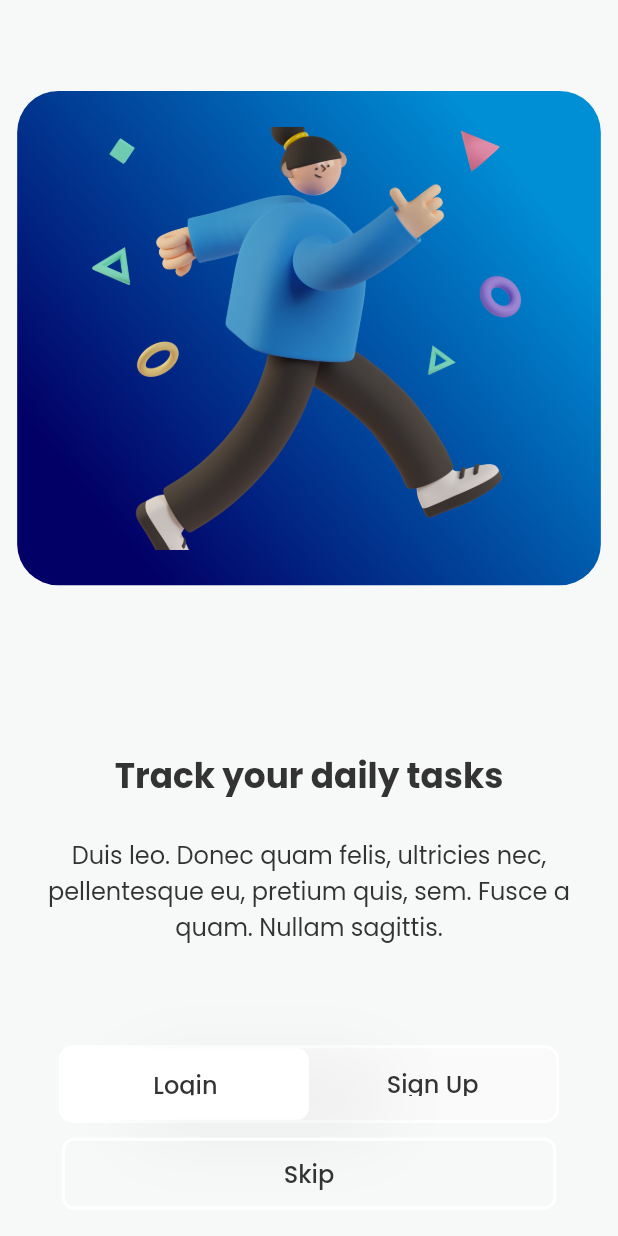
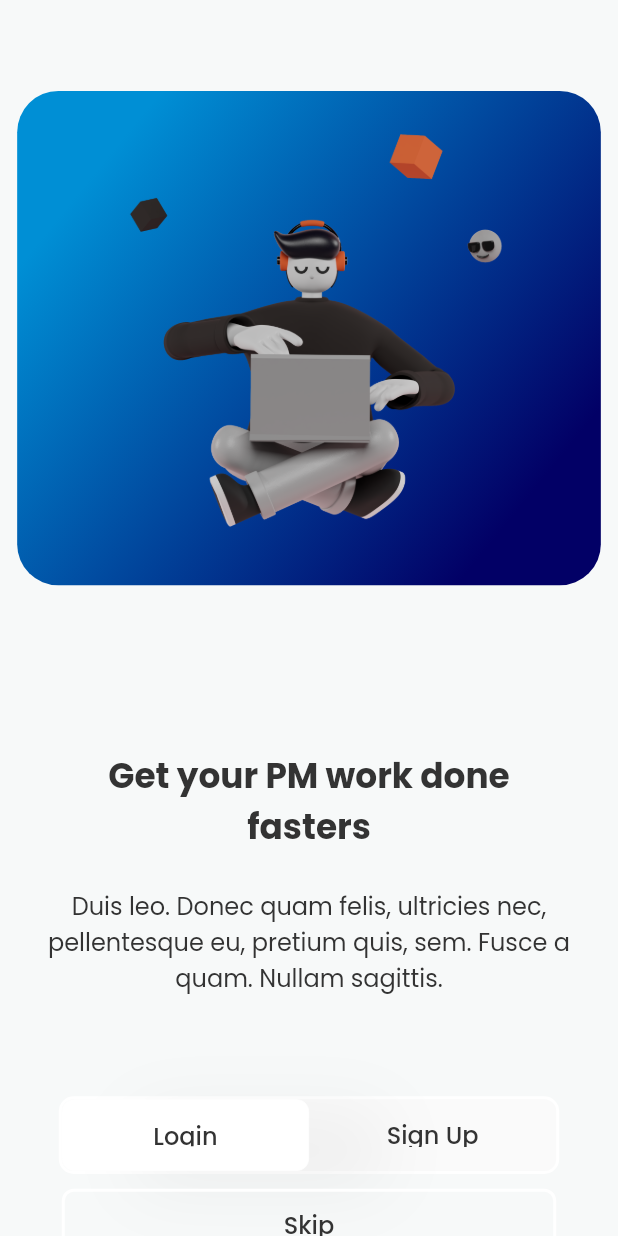
Before and after one commit to hngx-org/product-manager-ai-app, a Flutter app: the screen it shows after launch, on a phone screen of 412 x 824 dp. Run offline on Flutter 3.47's test engine with Material 2 defaults, Android fonts, the phone set to English and light mode, and no system bars; drawn by our look-alikes of flip_card; our stand-ins replace flutter_hooks, flutter_screenutil, flutter_svg, hooks_riverpod.

Commit message:
feat: improved the onboarding screen

```diff
--- a/lib/src/features/onbaording/onboarding_screen.dart
+++ b/lib/src/features/onbaording/onboarding_screen.dart
@@ -1,62 +1,66 @@
 // ignore_for_file: public_member_api_docs, sort_constructors_first
+import 'dart:async';
+
 import 'package:flip_card/flip_card.dart';
+import 'package:flip_card/flip_card_controller.dart';
 import 'package:flutter/material.dart';
+import 'package:flutter_hooks/flutter_hooks.dart';
 import 'package:flutter_screenutil/flutter_screenutil.dart';
 import 'package:product_management_ai_app/src/features/authentication/screens/screens.dart';
 import 'package:product_management_ai_app/src/features/dashboard/dashboard_screen.dart';
-import 'package:product_management_ai_app/src/features/onbaording/widgets/onboard_button.dart';
-import 'package:product_management_ai_app/src/features/onbaording/widgets/onboard_card.dart';
+import 'package:product_management_ai_app/src/features/onbaording/widgets/widgets.dart';
 import 'package:product_management_ai_app/src/shared/shared.dart';
 
-class OnbaordingScreen extends StatelessWidget {
+class OnbaordingScreen extends HookWidget {
   const OnbaordingScreen({super.key});
 
   @override
   Widget build(BuildContext context) {
+    final controller = useMemoized(() => FlipCardController(), []);
+    final hasToggled = useState(false);
+
+    useEffect(() {
+      final timer = Timer.periodic(const Duration(seconds: 6), (timer) {
+        controller.toggleCard();
+        hasToggled.value = !hasToggled.value;
+      });
+
+      return () {
+        timer.cancel();
+      };
+    }, []);
     return Scaffold(
-      body: Container(
-        // decoration: AppConstants.kScaffoldGradient,
-        child: Column(
+      body: Column(
         children: [
           .05.sh.hi,
           Padding(
             padding: EdgeInsets.all(10.0.w),
-              child: const FlipCard(
-                autoFlipDuration: Duration(seconds: 3),
-                fill: Fill.fillBack,
-                direction: FlipDirection.HORIZONTAL,
+            child: FlipCard(
+              // onFlip: ,
+              autoFlipDuration: const Duration(seconds: 6),
+              controller: controller,
+              direction: FlipDirection.VERTICAL,
               side: CardSide.FRONT,
-                front: OnboardCard(
+              front: const OnboardCard(
                 imagePath: '1',
                 isFront: true,
               ),
-                back: OnboardCard(
+              back: const OnboardCard(
                 imagePath: '2',
                 isFront: false,
               ),
             ),
           ),
           .1.sh.hi,
-            SizedBox(
-              child: Column(
-                children: [
-                  Text(
-                    'Track your daily tasks',
-                    style: Theme.of(context).textTheme.headlineSmall!.copyWith(
-                          fontWeight: FontWeight.w700,
+          hasToggled.value
+              ? const DescriptionCard(
+                  text:
+                      'Get your PM work done fasters||Duis leo. Donec quam felis, ultricies nec, pellentesque eu, pretium quis, sem. Fusce a quam. Nullam sagittis.',
+                )
+              : const DescriptionCard(
+                  text:
+                      'Welcome to Luna, your PM AI assistant||Duis leo. Donec quam felis, ultricies nec, pellentesque eu, pretium quis, sem. Fusce a quam. Nullam sagittis.',
                 ),
-                  ),
-                  20.hi,
-                  Text(
-                    'Duis leo. Donec quam felis, ultricies nec, pellentesque eu, pretium quis, sem. Fusce a quam. Nullam sagittis.',
-                    textAlign: TextAlign.center,
-                    style: Theme.of(context).textTheme.bodyMedium!.copyWith(
-                          fontWeight: FontWeight.w400,
-                        ),
-                  ),
-                ],
-              ),
-            ).padHorizontal(25),
           .07.sh.hi,
           OnbaordButton(
             onLoginPressed: () => Navigator.push(
@@ -103,7 +107,6 @@ class OnbaordingScreen extends StatelessWidget {
           )
         ],
       ),
-      ),
     );
   }
 }
--- /dev/null
+++ b/lib/src/features/onbaording/widgets/description_card.dart
@@ -0,0 +1,35 @@
+import 'package:flutter/material.dart';
+import 'package:product_management_ai_app/src/shared/shared.dart';
+
+class DescriptionCard extends StatelessWidget {
+  final String text;
+  const DescriptionCard({
+    Key? key,
+    required this.text,
+  }) : super(key: key);
+
+  @override
+  Widget build(BuildContext context) {
+    return SizedBox(
+      child: Column(
+        children: [
+          Text(
+            text.split('||')[0],
+            textAlign: TextAlign.center,
+            style: Theme.of(context).textTheme.headlineSmall!.copyWith(
+                  fontWeight: FontWeight.w700,
+                ),
+          ),
+          20.hi,
+          Text(
+            text.split('||')[1],
+            textAlign: TextAlign.center,
+            style: Theme.of(context).textTheme.bodyMedium!.copyWith(
+                  fontWeight: FontWeight.w400,
+                ),
+          ),
+        ],
+      ),
+    ).padHorizontal(25);
+  }
+}
--- /dev/null
+++ b/lib/src/features/onbaording/widgets/widgets.dart
@@ -0,0 +1,3 @@
+export 'description_card.dart';
+export 'onboard_button.dart';
+export 'onboard_card.dart';
```
Lines whose indentation alone changed are shown as unchanged.
